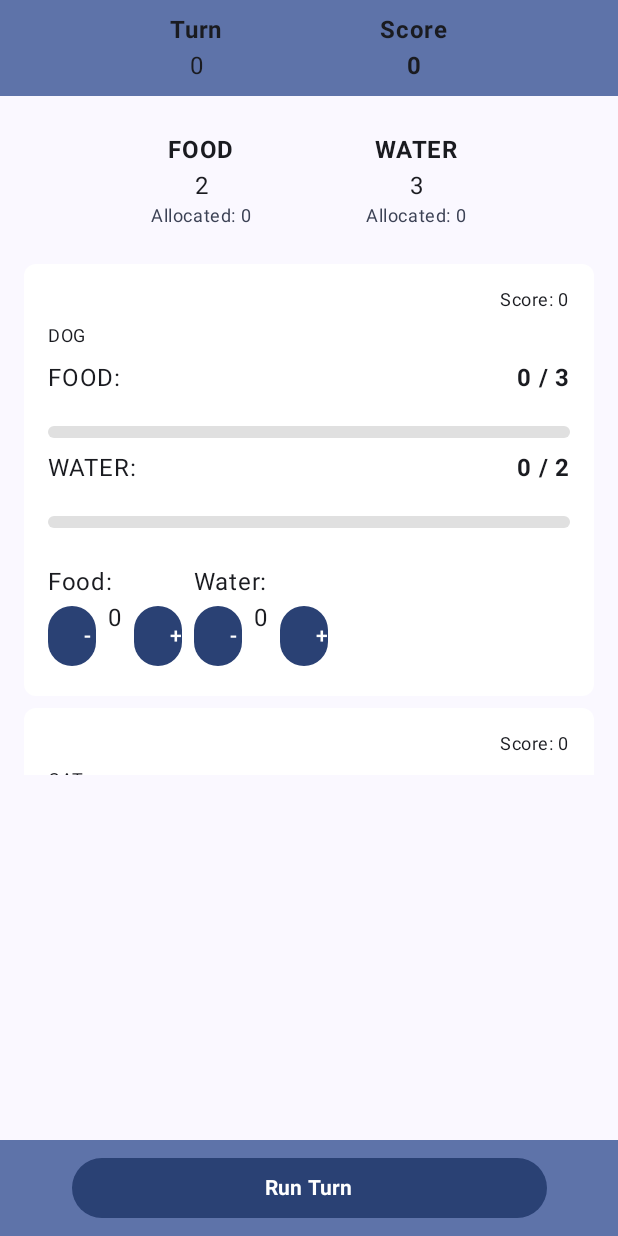
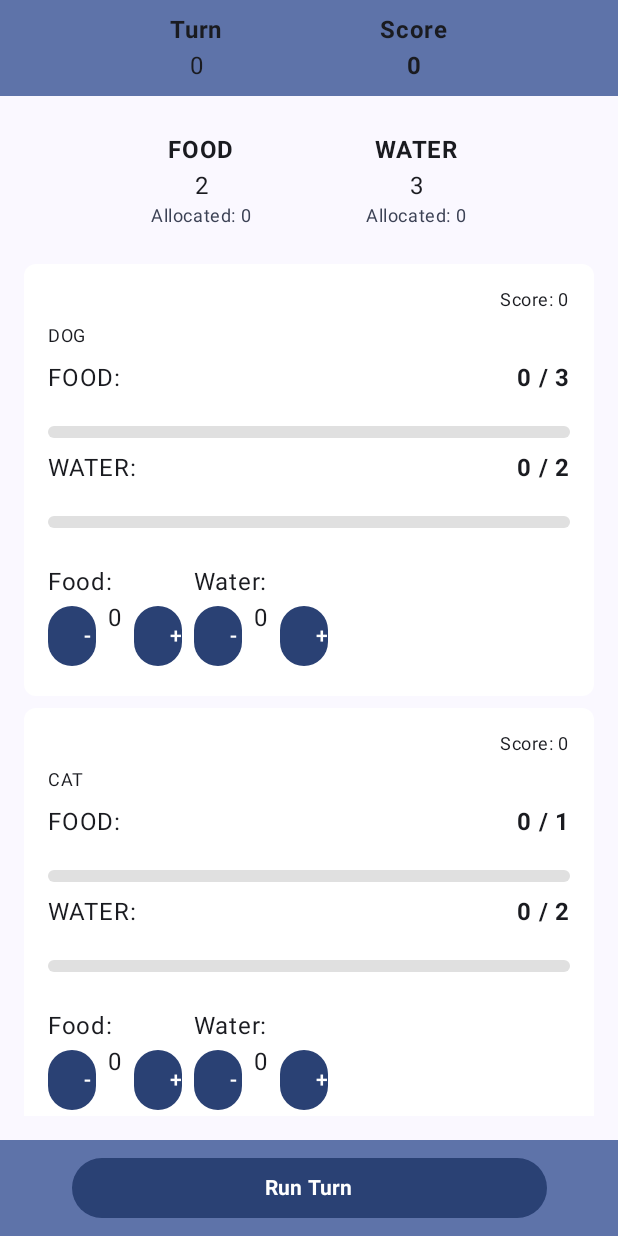
Before and after one commit to fergonzr/entrega04-mobapps, an Android app built with Jetpack Compose: the screen it shows after launch (MainActivity), on a phone screen of 412 x 824 dp. Run offline under Robolectric (Android 15) with nearby library versions, the light colour scheme and no system bars; 1 statement that could not run was skipped.

Commit message:
Prevent player to allocate more food than the pets need

```diff
--- a/app/src/main/java/com/example/angelorphanage/MainActivity.kt
+++ b/app/src/main/java/com/example/angelorphanage/MainActivity.kt
@@ -4,6 +4,10 @@ import android.os.Bundle
 import androidx.activity.ComponentActivity
 import androidx.activity.compose.setContent
 import androidx.activity.enableEdgeToEdge
+import androidx.compose.foundation.layout.fillMaxSize
+import androidx.compose.foundation.layout.safeDrawingPadding
+import androidx.compose.material3.Surface
+import androidx.compose.ui.Modifier
 import com.example.angelorphanage.ui.GameScreen
 import com.example.angelorphanage.ui.theme.AngelOrphanageTheme
 
@@ -13,7 +17,12 @@ class MainActivity : ComponentActivity() {
         enableEdgeToEdge()
         setContent {
             AngelOrphanageTheme {
-                GameScreen()
+                Surface(
+                    modifier = Modifier.safeDrawingPadding()
+                        .fillMaxSize()
+                ) {
+                    GameScreen()
+                }
             }
         }
     }
--- a/app/src/main/java/com/example/angelorphanage/domain/GameState.kt
+++ b/app/src/main/java/com/example/angelorphanage/domain/GameState.kt
@@ -15,7 +15,7 @@ data class GameState(
     constructor(): this(
         score = 0,
         elapsedTurns = 0,
-        scorers = (0..3).map { adquire() }.toList(),
+        scorers = (0..2).map { adquire() }.toList(),
         currentResources = ResourceType.entries.associateWith { it.initialValue },
         powerups = setOf()
     )
--- a/app/src/main/java/com/example/angelorphanage/ui/GameScreen.kt
+++ b/app/src/main/java/com/example/angelorphanage/ui/GameScreen.kt
@@ -160,7 +160,7 @@ fun ScorerList(
     onUpdateAllocation: (Int, Map<ResourceType, Int>) -> Unit
 ) {
     LazyColumn(
-        modifier = Modifier.fillMaxHeight(0.6f),
+        modifier = Modifier.fillMaxHeight(),
         verticalArrangement = Arrangement.spacedBy(8.dp)
     ) {
         items(scorers.filter { !it.givenAway }.withIndex().toList() ) { (index, scorer) ->
@@ -197,14 +197,25 @@ fun ScorerCard(
     val allocatedFood = totalAllocated[ResourceType.FOOD] ?: 0
     val allocatedWater = totalAllocated[ResourceType.WATER] ?: 0
 
-    val canAllocateMoreFood = allocatedFood < availableFood
-    val canAllocateMoreWater = allocatedWater < availableWater
+    // Check if allocating more would exceed resource availability
+    val canAllocateMoreFoodByAvailability = allocatedFood < availableFood
+    val canAllocateMoreWaterByAvailability = allocatedWater < availableWater
+
+    // Check if allocating more would exceed meter maximum limits
+    val foodMaxLimit = scorer.type.meterLimits[ResourceType.FOOD]?.second ?: Int.MAX_VALUE
+    val waterMaxLimit = scorer.type.meterLimits[ResourceType.WATER]?.second ?: Int.MAX_VALUE
+    val canAllocateMoreFoodByMeter = ((scorer.meters[ResourceType.FOOD] ?: 0) + currentFood) < foodMaxLimit
+    val canAllocateMoreWaterByMeter = ((scorer.meters[ResourceType.WATER] ?: 0) + currentWater) < waterMaxLimit
+
+    // Combine both conditions: can allocate more only if both resource and meter limits allow it
+    val canAllocateMoreFood = canAllocateMoreFoodByAvailability && canAllocateMoreFoodByMeter
+    val canAllocateMoreWater = canAllocateMoreWaterByAvailability && canAllocateMoreWaterByMeter
 
     Column(
         modifier = Modifier
             .fillMaxWidth()
             .clip(RoundedCornerShape(8.dp))
-            .background(Color.White)
+            .background(MaterialTheme.colorScheme.onPrimaryContainer)
             .padding(16.dp)
             .clickable { /* Optional expand/collapse behavior */ },
         verticalArrangement = Arrangement.spacedBy(8.dp)
```
